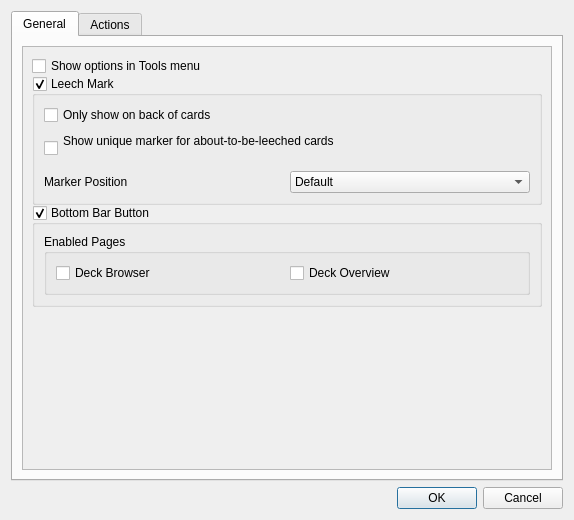
Old version of the form res/ui/options_dialog.ui in the repository iamjustkoi/LeechToolkit.
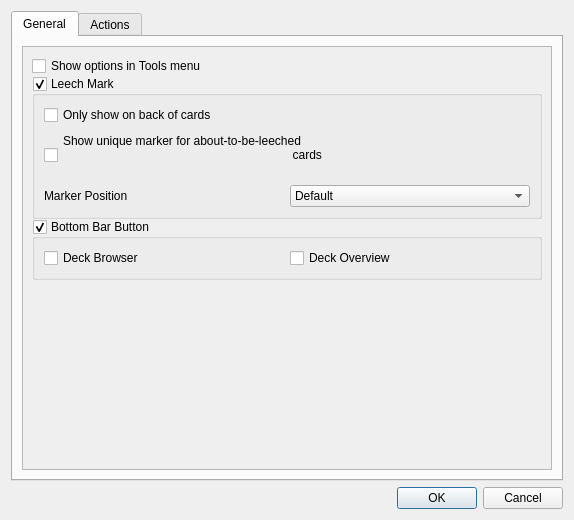
New version of the form.

Commit message: Merged enabled pages to outer group for bottom bar option

Patch:
```diff
--- a/res/ui/options_dialog.ui
+++ b/res/ui/options_dialog.ui
@@ -44,7 +44,7 @@
                                           <x>0</x>
                                           <y>0</y>
                                           <width>530</width>
-                                          <height>232</height>
+                                             <height>199</height>
                                       </rect>
                                   </property>
                                   <property name="sizePolicy">
@@ -93,7 +93,8 @@
                                                               </string>
                                                           </property>
                                                           <property name="text">
-                                                              <string>Show unique marker for about-to-be-leeched cards
+                                                                 <string>Show unique marker for about-to-be-leeched
+                                                                     cards
                                                               </string>
                                                           </property>
                                                       </widget>
@@ -150,30 +151,19 @@
                                               <property name="checkable">
                                                   <bool>true</bool>
                                               </property>
-                                              <layout class="QVBoxLayout" name="verticalLayout">
+                                                 <layout class="QHBoxLayout" name="horizontalLayout">
                                                   <item>
-                                                      <widget class="QGroupBox" name="leechButtonPagesGroup">
-                                                          <property name="title">
-                                                              <string>Enabled Pages</string>
-                                                          </property>
-                                                          <layout class="QHBoxLayout" name="leechButtonPagesLayout">
-                                                              <item>
-                                                                  <widget class="QCheckBox"
-                                                                          name="browseButtonBrowserCheckbox">
+                                                         <widget class="QCheckBox" name="browseButtonBrowserCheckbox">
                                                                       <property name="text">
                                                                           <string>Deck Browser</string>
                                                                       </property>
                                                                   </widget>
                                                               </item>
                                                               <item>
-                                                                  <widget class="QCheckBox"
-                                                                          name="browseButtonOverviewCheckbox">
+                                                         <widget class="QCheckBox" name="browseButtonOverviewCheckbox">
                                                                       <property name="text">
                                                                           <string>Deck Overview</string>
                                                                       </property>
-                  </widget>
-                 </item>
-                </layout>
                </widget>
               </item>
              </layout>
```
Left out of the diff: 15 changed lines with no effect on the pictures. Lines whose indentation alone changed are shown as unchanged. The commit also changes 3 other files.
